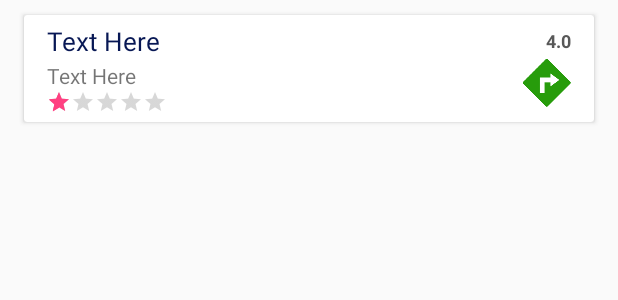
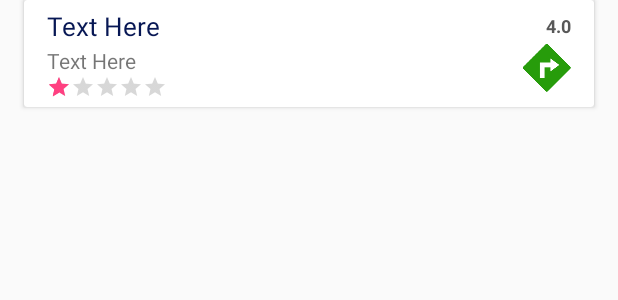
Before and after one commit to ojiofong/Capstone-Project, an Android app: the layout card_list_item.xml on its own in the app's theme, with its tools: preview values and no code run, on a phone screen of 412 x 824 dp. Shown: the top 300 px of the screen. Run offline under Robolectric (Android 15) with nearby library versions, the phone set to English and light mode, and no system bars.

Commit message:
Improved place list keyline alignment

```diff
--- a/app/src/main/res/layout/activity_place_list.xml
+++ b/app/src/main/res/layout/activity_place_list.xml
@@ -1,6 +1,5 @@
 <LinearLayout xmlns:android="http://schemas.android.com/apk/res/android"
     xmlns:app="http://schemas.android.com/apk/res-auto"
-    xmlns:tools="http://schemas.android.com/tools"
     android:id="@+id/linearLayoutNext"
     android:layout_width="match_parent"
     android:layout_height="match_parent"
@@ -61,9 +60,6 @@
         android:layout_height="wrap_content"
         android:cacheColorHint="#00000000"
         android:divider="@color/transparent"
-        android:layout_marginRight="@dimen/key_line_1"
-        android:layout_marginLeft="@dimen/key_line_1"
-        android:maxWidth="@dimen/max_width_layout"
         android:dividerHeight="0.05dp"
         android:paddingBottom="10dp"
         android:paddingTop="10dp" />
--- a/app/src/main/res/layout/card_list_item.xml
+++ b/app/src/main/res/layout/card_list_item.xml
@@ -11,16 +11,13 @@
         android:layout_height="wrap_content"
         android:layout_gravity="center_horizontal"
         android:id="@+id/card_item"
-        android:layout_marginBottom="5dp"
+        android:layout_marginBottom="@dimen/card_margin_top"
         android:layout_marginLeft="@dimen/key_line_1"
         android:layout_marginRight="@dimen/key_line_1"
-        android:layout_marginTop="@dimen/card_margin_top"
         android:clickable="true"
         android:elevation="@dimen/cardview_default_elevation"
         android:focusable="true"
-        android:foreground="?selectableItemBackground"
-        android:paddingLeft="15dip"
-        android:paddingRight="15dip">
+        android:foreground="?selectableItemBackground">
 
         <RelativeLayout
             android:layout_width="match_parent"
```
